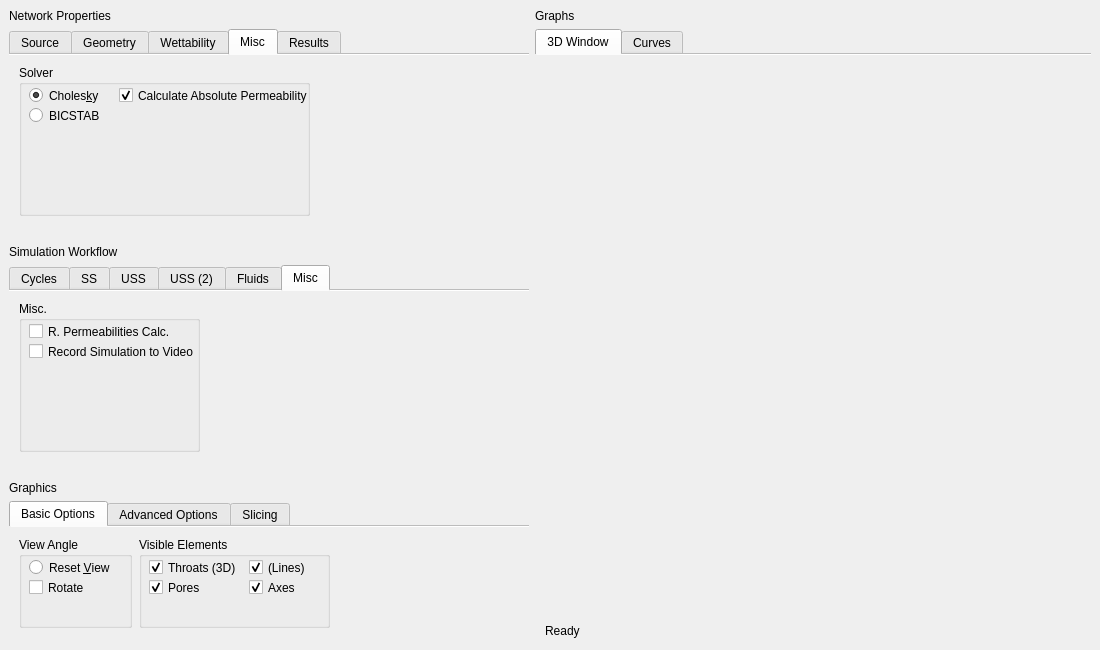
The window that mainwindow.ui (ahboujelben/numSCAL-basic) describes before a commit, drawn with Qt 5.
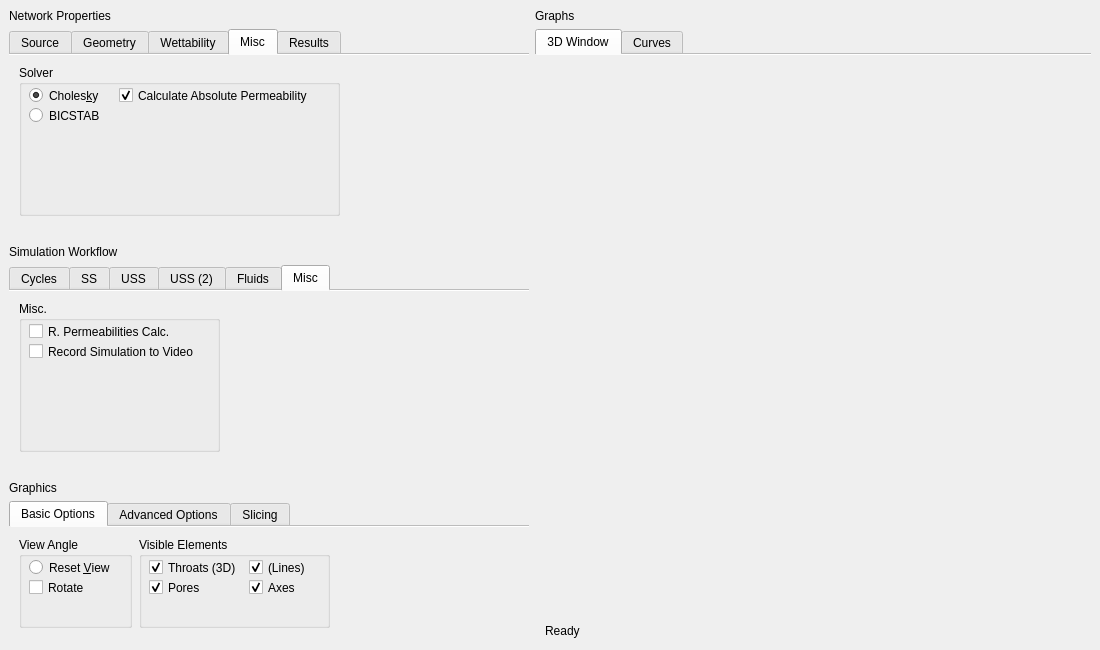
The same window after the commit. The open tabs and pages were chosen to show the change. Icons and pictures are not drawn. Custom widgets are drawn as their Qt base class.

```diff
--- a/mainwindow.ui
+++ b/mainwindow.ui
@@ -1229,7 +1229,7 @@
            <rect>
             <x>10</x>
             <y>10</y>
-            <width>291</width>
+            <width>321</width>
             <height>151</height>
            </rect>
           </property>
@@ -1276,7 +1276,7 @@
             <rect>
              <x>100</x>
              <y>20</y>
-             <width>191</width>
+             <width>221</width>
              <height>21</height>
             </rect>
            </property>
@@ -2426,7 +2426,7 @@
            <rect>
             <x>10</x>
             <y>10</y>
-            <width>181</width>
+            <width>201</width>
             <height>151</height>
            </rect>
           </property>
@@ -2441,7 +2441,7 @@
             <rect>
              <x>10</x>
              <y>20</y>
-             <width>171</width>
+             <width>191</width>
              <height>21</height>
             </rect>
            </property>
@@ -2454,7 +2454,7 @@
             <rect>
              <x>10</x>
              <y>40</y>
-             <width>171</width>
+             <width>191</width>
              <height>21</height>
             </rect>
            </property>
```
